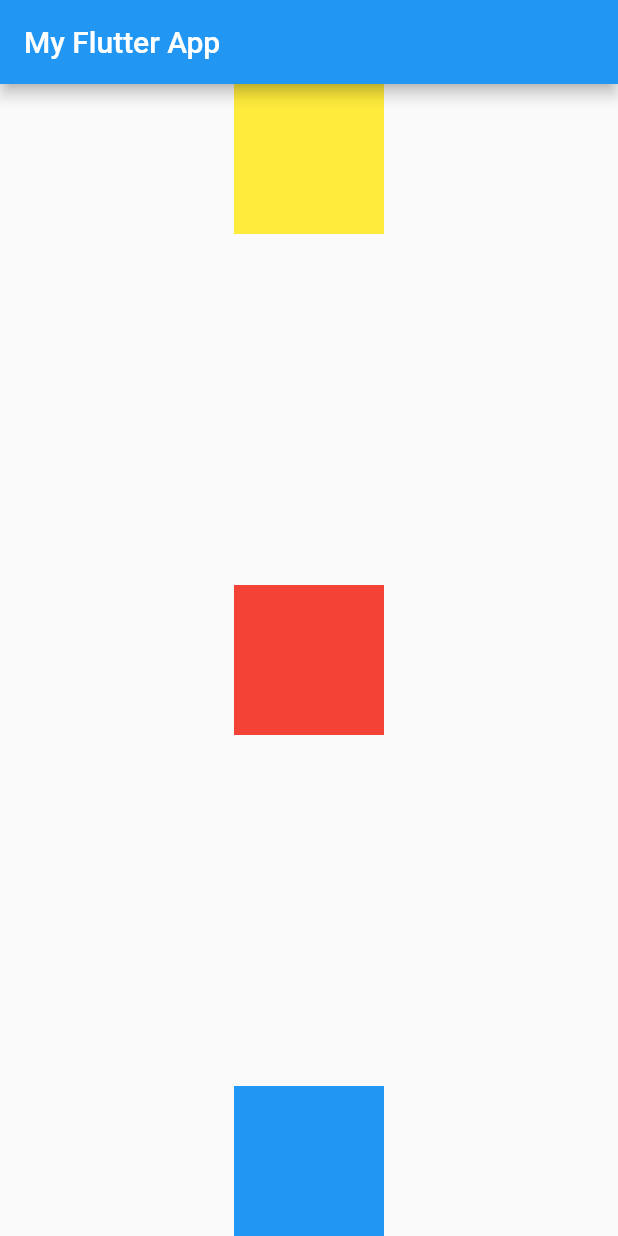
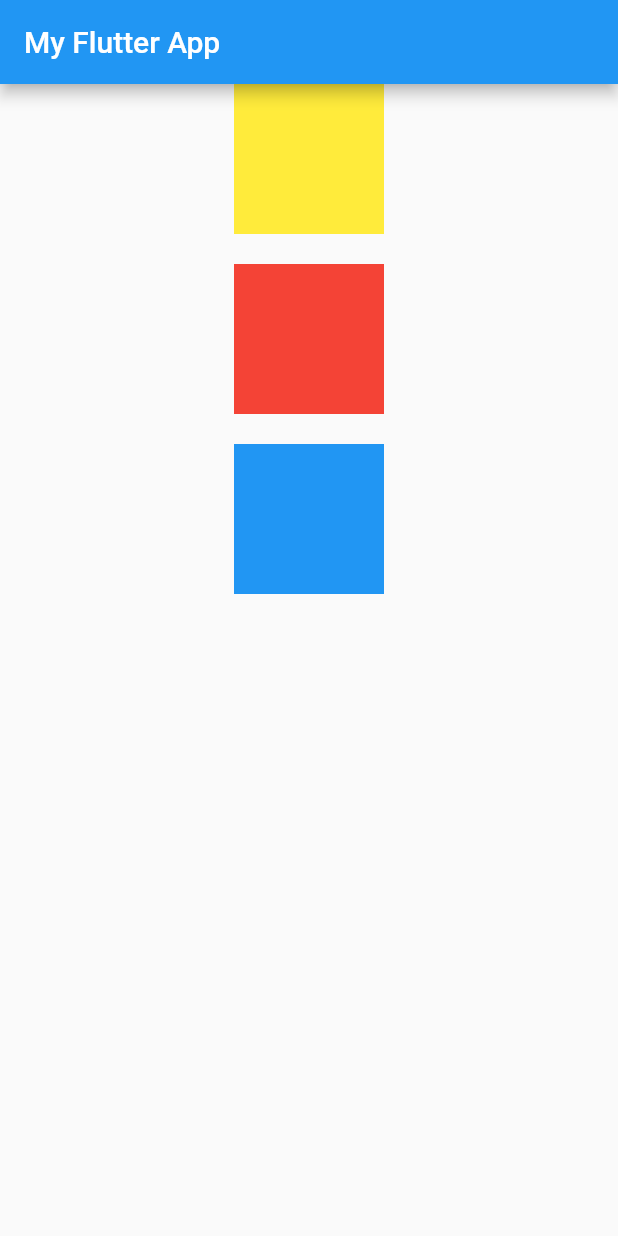
Before and after one commit to sunnymac/rowcols, a Flutter app: the screen it shows after launch, on a phone screen of 412 x 824 dp. Run offline on Flutter 3.47's test engine with Material 2 defaults, Android fonts, the phone set to English and light mode, and no system bars.

Commit message:
sizedbox

```diff
--- a/lib/main.dart
+++ b/lib/main.dart
@@ -25,18 +25,27 @@ class MyApp extends StatelessWidget {
         width: double.infinity,
         child: Column(
           crossAxisAlignment: CrossAxisAlignment.center,
-          mainAxisAlignment: MainAxisAlignment.spaceBetween,
+
           children: [
             Container(
               height: 100,
               width: 100,
               color: Colors.yellow,
             ),
+            SizedBox(
+              height: 20,
+
+            ),
+
             Container(
               height: 100,
               width: 100,
               color: Colors.red,
             ),
+            SizedBox(
+              height: 20,
+            ),
+
             Container(
               height: 100,
               width: 100,
```
